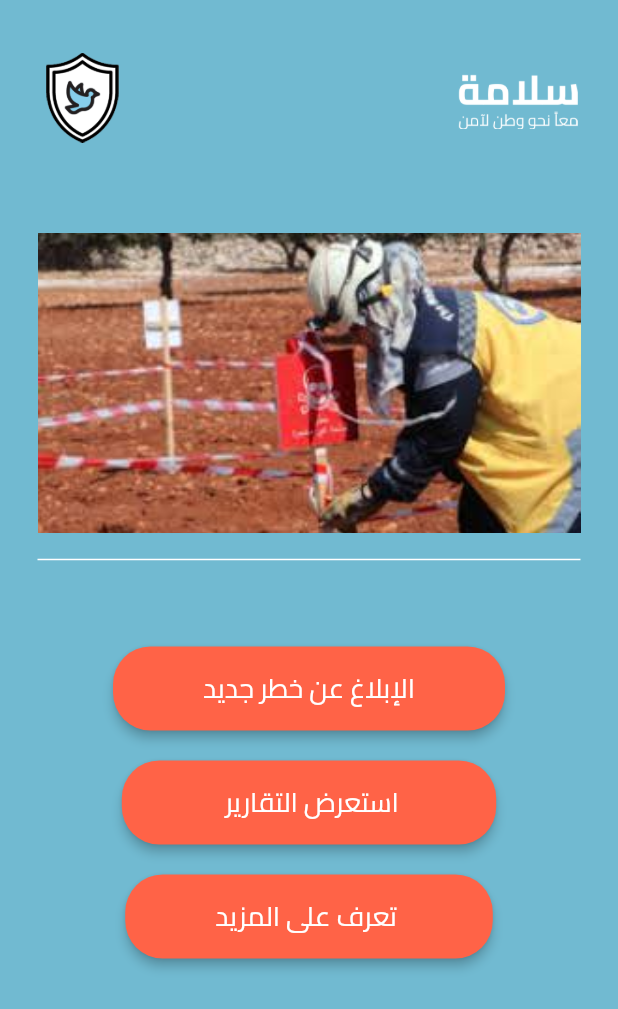
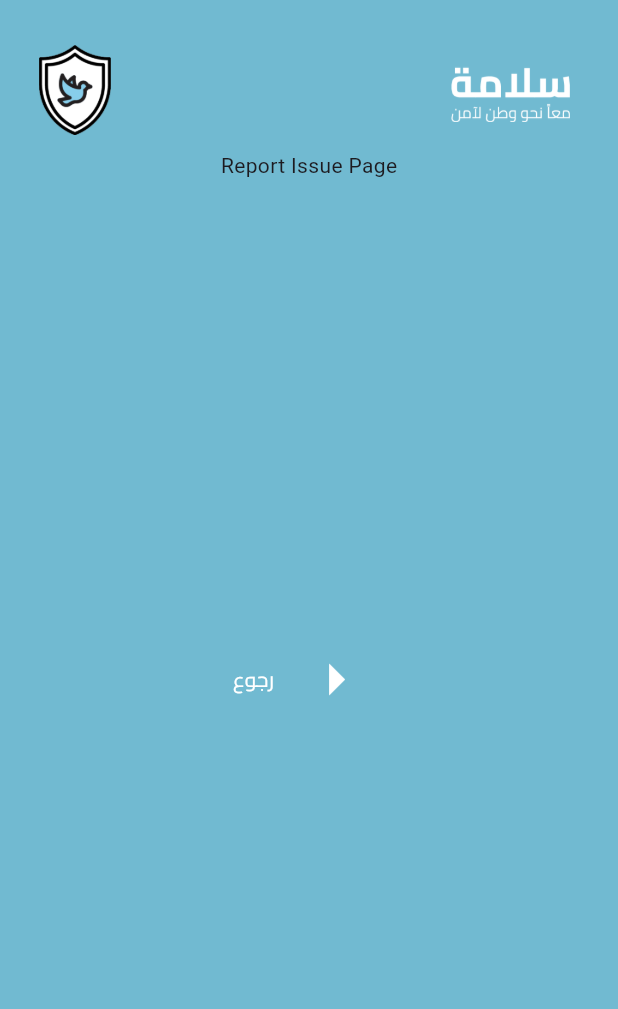
Before and after one commit to Yousef93it/salama, a Flutter app: the ReportIssue screen opened directly, after a tap on "الإبلاغ عن خطر جديد", on a phone screen of 412 x 824 dp. Shown: the top 1009 px of the screen. Run offline on Flutter 3.47's test engine with Material 3 defaults, Android fonts, the light colour scheme and no system bars.

Commit message:
add soon page  and update  the phot slider  and  adding the newIssue page

```diff
--- a/lib/Home.dart
+++ b/lib/Home.dart
@@ -1,5 +1,6 @@
 import 'package:flutter/material.dart';
 import 'package:testflutterproject/LogIn.dart';
+import 'package:testflutterproject/ReportIssue.dart';
 
 class HomePage extends StatelessWidget {
   @override
@@ -71,7 +72,7 @@ class HomePage extends StatelessWidget {
           print("Sign Up button pressed!");
           Navigator.push(
             context,
-            MaterialPageRoute(builder: (context) => HomePage()),
+            MaterialPageRoute(builder: (context) => ReportIssue()),
           );
           print("تسجيل button clicked!");
         },
--- a/lib/ReportIssue.dart
+++ b/lib/ReportIssue.dart
@@ -1,7 +1,16 @@
 import 'package:flutter/material.dart';
+import 'package:testflutterproject/newIssue.dart';
+import 'package:testflutterproject/soon.dart';
 
-class ReportIssue extends StatelessWidget {
+class ReportIssue extends StatefulWidget {
+  @override
+  _ReportIssueState createState() => _ReportIssueState();
+}
+
+class _ReportIssueState extends State<ReportIssue> {
   final GlobalKey<FormState> _formKey = GlobalKey<FormState>();
+  int _currentPage = 0;
+  final PageController _pageController = PageController();
 
   @override
   Widget build(BuildContext context) {
@@ -18,43 +27,87 @@ class ReportIssue extends StatelessWidget {
                 children: [
                   Image.asset(
                     'assets/logo.png',
-                    width: 60, // Adjust the width as needed
-                    height: 60, // Adjust the height as needed
+                    width: 60,
+                    height: 60,
                   ),
-                  SizedBox(
-                      width: 220), // Add horizontal space between the images
+                  SizedBox(width: 220),
                   Image.asset(
                     'assets/logoText.png',
-                    width: 80, // Adjust the width as needed
-                    height: 80, // Adjust the height as needed
+                    width: 80,
+                    height: 80,
                   ),
                 ],
               ),
               SizedBox(height: 50),
               Container(
                 width: double.infinity,
-                height: 200, // Adjust the height as needed
-                child: PageView(
+                height: 200,
+                child: Stack(
                   children: [
-                    Image.asset(
-                      'assets/1.jpeg', // Replace with your image path
-                      fit: BoxFit.cover,
+                    PageView(
+                      controller: _pageController,
+                      onPageChanged: (int page) {
+                        setState(() {
+                          _currentPage = page;
+                        });
+                      },
+                      children: [
+                        Padding(
+                          padding: const EdgeInsets.all(6.0),
+                          child: ClipRRect(
+                            borderRadius: BorderRadius.circular(15),
+                            child: Image.asset(
+                              'assets/1.jpeg',
+                              fit: BoxFit.cover,
+                            ),
+                          ),
+                        ),
+                        Padding(
+                          padding: const EdgeInsets.all(6.0),
+                          child: ClipRRect(
+                            borderRadius: BorderRadius.circular(15),
+                            child: Image.asset(
+                              'assets/2.jpeg',
+                              fit: BoxFit.cover,
+                            ),
+                          ),
+                        ),
+                        Padding(
+                          padding: const EdgeInsets.all(6.0),
+                          child: ClipRRect(
+                            borderRadius: BorderRadius.circular(15),
+                            child: Image.asset(
+                              'assets/3.jpeg',
+                              fit: BoxFit.cover,
+                            ),
+                          ),
+                        ),
+                      ],
                     ),
-                    Image.asset(
-                      'assets/2.jpeg', // Replace with your image path
-                      fit: BoxFit.cover,
-                    ),
-                    Image.asset(
-                      'assets/3.jpeg', // Replace with your image path
-                      fit: BoxFit.cover,
+                    Positioned(
+                      bottom: 10,
+                      left: 0,
+                      right: 0,
+                      child: Row(
+                        mainAxisAlignment: MainAxisAlignment.center,
+                        children: List.generate(3, (index) {
+                          return AnimatedContainer(
+                            duration: Duration(milliseconds: 300),
+                            margin: EdgeInsets.symmetric(horizontal: 3),
+                            width: _currentPage == index ? 12 : 8,
+                            height: _currentPage == index ? 12 : 8,
+                            decoration: BoxDecoration(
+                              shape: BoxShape.circle,
+                              color: _currentPage == index
+                                  ? Colors.white
+                                  : Colors.white.withOpacity(0.5),
+                            ),
+                          );
+                        }),
+                      ),
                     ),
                   ],
                 ),
-              ),
-              SizedBox(height: 10),
-              Divider(
-                color: Colors.white, // Adjust the color as needed
-                thickness: 1, // Adjust the thickness as needed
               ),
               SizedBox(height: 50),
               _ReportButton(context),
@@ -62,6 +115,8 @@ class ReportIssue extends StatelessWidget {
               _Data(context),
               SizedBox(height: 20),
               _More(context),
+              SizedBox(height: 185),
+              _backButton(context),
             ],
           ),
         ),
@@ -73,9 +128,10 @@ class ReportIssue extends StatelessWidget {
     return Center(
       child: ElevatedButton(
         onPressed: () {
-          print("Sign Out button pressed!");
-
-          print("تسجيل button clicked!");
+          Navigator.push(
+            context,
+            MaterialPageRoute(builder: (context) => NewIssue()),
+          );
         },
         style: ElevatedButton.styleFrom(
           backgroundColor: Color(0xFFFF6347),
@@ -102,9 +158,10 @@ class ReportIssue extends StatelessWidget {
     return Center(
       child: ElevatedButton(
         onPressed: () {
-          print("Sign Out button pressed!");
-
-          print("تسجيل button clicked!");
+          Navigator.push(
+            context,
+            MaterialPageRoute(builder: (context) => Soon()),
+          );
         },
         style: ElevatedButton.styleFrom(
           backgroundColor: Color(0xFFFF6347),
@@ -131,9 +188,10 @@ class ReportIssue extends StatelessWidget {
     return Center(
       child: ElevatedButton(
         onPressed: () {
-          print("Sign Out button pressed!");
-
-          print("تسجيل button clicked!");
+          Navigator.push(
+            context,
+            MaterialPageRoute(builder: (context) => Soon()),
+          );
         },
         style: ElevatedButton.styleFrom(
           backgroundColor: Color(0xFFFF6347),
@@ -155,4 +213,30 @@ class ReportIssue extends StatelessWidget {
       ),
     );
   }
+
+  Widget _backButton(BuildContext context) {
+    return Center(
+      child: Row(
+        mainAxisAlignment: MainAxisAlignment.center,
+        children: [
+          Text(
+            'رجوع',
+            style: TextStyle(
+              color: Colors.white,
+              fontFamily: "Cairo",
+              fontSize: 14,
+              fontWeight: FontWeight.normal,
+            ),
+          ),
+          SizedBox(width: 8), // Adjust the width as needed
+          IconButton(
+            icon: Icon(Icons.arrow_right, color: Colors.white, size: 50),
+            onPressed: () {
+              Navigator.of(context).pop();
+            },
+          ),
+        ],
+      ),
+    );
+  }
 }
--- a/lib/main.dart
+++ b/lib/main.dart
@@ -2,6 +2,7 @@ import 'package:flutter/material.dart';
 import 'package:testflutterproject/SignUP.dart';
 import 'package:testflutterproject/ReportIssue.dart';
 import 'package:testflutterproject/LogIn.dart';
+import 'package:testflutterproject/soon.dart';
 
 void main() {
   runApp(SalamaApp());
@@ -13,9 +14,10 @@ class SalamaApp extends StatelessWidget {
     return MaterialApp(
       debugShowCheckedModeBanner: false,
       //home: SignUpPage(),
-      // home: LogInPage(),
-      home: ReportIssue(),
+      home: LogInPage(),
+      //home: ReportIssue(),
       //home: HomePage(),
+      //home: Soon(),
     );
   }
 }
--- /dev/null
+++ b/lib/newIssue.dart
@@ -0,0 +1,68 @@
+import 'package:flutter/material.dart';
+
+class NewIssue extends StatelessWidget {
+  @override
+  Widget build(BuildContext context) {
+    return Scaffold(
+      backgroundColor: Color(0XFF71BAD1),
+      body: Padding(
+        padding: const EdgeInsets.symmetric(horizontal: 20.0),
+        child: Center(
+          child: Column(
+            mainAxisAlignment: MainAxisAlignment.start,
+            children: [
+              SizedBox(height: 20),
+              Row(
+                children: [
+                  Image.asset(
+                    'assets/logo.png',
+                    width: 60, // Adjust the width as needed
+                    height: 60, // Adjust the height as needed
+                  ),
+                  SizedBox(
+                      width: 220), // Add horizontal space between the images
+                  Image.asset(
+                    'assets/logoText.png',
+                    width: 80, // Adjust the width as needed
+                    height: 80, // Adjust the height as needed
+                  ),
+                ],
+              ),
+              Text('Report Issue Page'),
+              SizedBox(
+                height: 300,
+              ),
+              _backButton(context),
+            ],
+          ),
+        ),
+      ),
+    );
+  }
+
+  Widget _backButton(BuildContext context) {
+    return Center(
+      child: Row(
+        mainAxisAlignment: MainAxisAlignment.center,
+        children: [
+          Text(
+            'رجوع',
+            style: TextStyle(
+              color: Colors.white,
+              fontFamily: "Cairo",
+              fontSize: 14,
+              fontWeight: FontWeight.normal,
+            ),
+          ),
+          SizedBox(width: 8), // Adjust the width as needed
+          IconButton(
+            icon: Icon(Icons.arrow_right, color: Colors.white, size: 50),
+            onPressed: () {
+              Navigator.of(context).pop();
+            },
+          ),
+        ],
+      ),
+    );
+  }
+}
```
Also changed, not shown: lib/soon.dart (added, +84 -0 lines).
